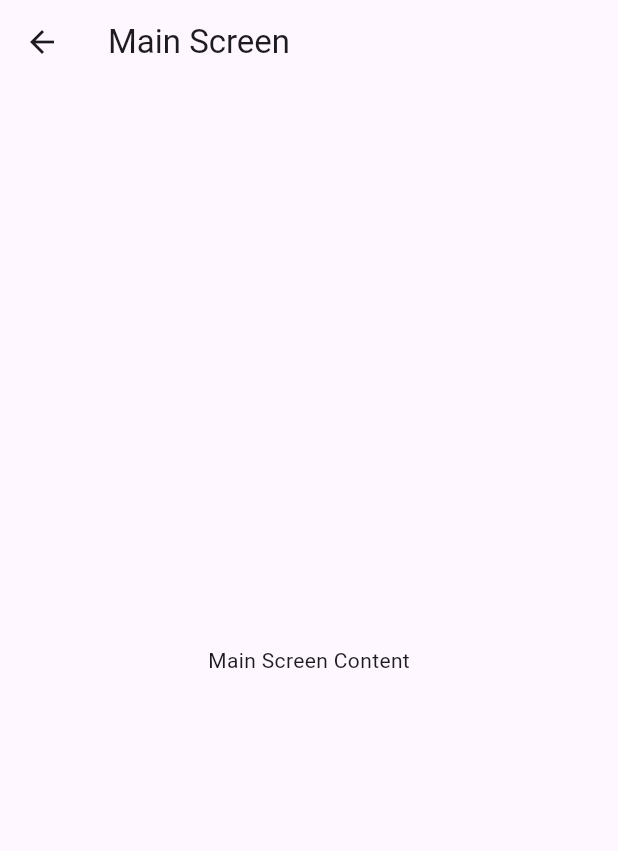
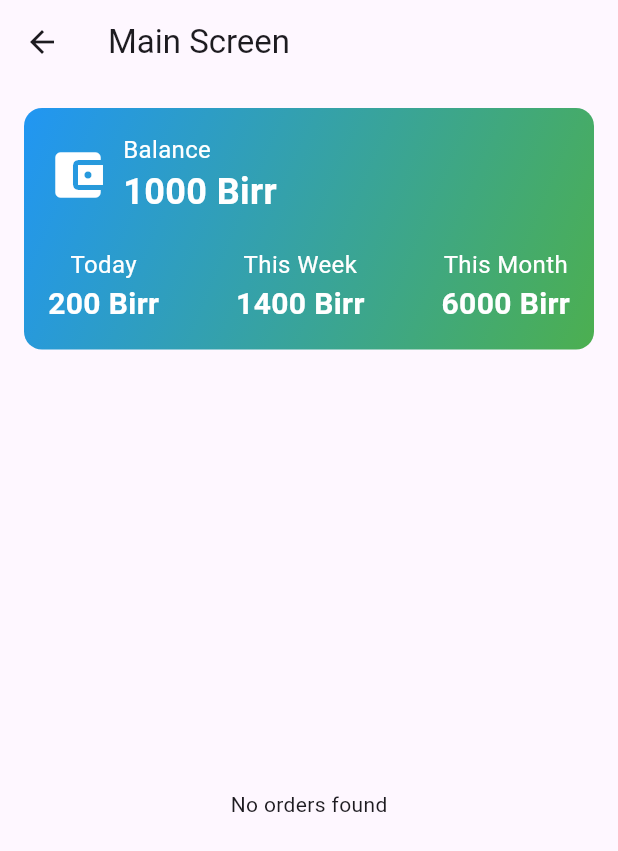
Before and after one commit to AnexDev1/green-riders, a Flutter app: the MainScreen screen opened directly, on a phone screen of 412 x 824 dp. Shown: the top 851 px of the screen. Run offline on Flutter 3.47's test engine with Material 3 defaults, Android fonts, the phone set to English and light mode, and no system bars; our stand-ins replace firebase_core, firebase_database, persistent_bottom_nav_bar; accounts and stored records are empty.

Commit message:
feat:  implemented fetching orders by status and built static ui

```diff
--- a/lib/main.dart
+++ b/lib/main.dart
@@ -1,6 +1,9 @@
 import 'package:firebase_core/firebase_core.dart';
 import 'package:flutter/cupertino.dart';
 import 'package:flutter/material.dart';
+import 'package:greendriver/src/screens/MainScreen.dart';
+import 'package:greendriver/src/screens/ProfileScreen.dart';
+import 'package:greendriver/src/screens/SettingsScreen.dart';
 import 'package:persistent_bottom_nav_bar/persistent_bottom_nav_bar.dart';
 
 import 'firebase_options.dart';
@@ -48,12 +51,12 @@ class MyApp extends StatelessWidget {
       ),
       confineToSafeArea: true,
       navBarHeight: kBottomNavigationBarHeight,
-      navBarStyle: NavBarStyle.style1,
+      navBarStyle: NavBarStyle.style3,
     );
   }
 
   List<Widget> _buildScreens() {
-    return [MainScreen(), SettingsScreen()];
+    return [const MainScreen(), const SettingsScreen(), const ProfileScreen()];
   }
 
   List<PersistentBottomNavBarItem> _navBarsItems() {
@@ -70,34 +73,12 @@ class MyApp extends StatelessWidget {
         activeColorPrimary: CupertinoColors.activeBlue,
         inactiveColorPrimary: CupertinoColors.systemGrey,
       ),
+      PersistentBottomNavBarItem(
+        icon: const Icon(CupertinoIcons.profile_circled),
+        title: ("Profile"),
+        activeColorPrimary: CupertinoColors.activeBlue,
+        inactiveColorPrimary: CupertinoColors.systemGrey,
+      ),
     ];
   }
 }
-
-class MainScreen extends StatelessWidget {
-  @override
-  Widget build(BuildContext context) {
-    return Scaffold(
-      appBar: AppBar(
-        title: const Text('Main Screen'),
-      ),
-      body: const Center(
-        child: Text('Main Screen Content'),
-      ),
-    );
-  }
-}
-
-class SettingsScreen extends StatelessWidget {
-  @override
-  Widget build(BuildContext context) {
-    return Scaffold(
-      appBar: AppBar(
-        title: const Text('Settings Screen'),
-      ),
-      body: const Center(
-        child: Text('Settings Screen Content'),
-      ),
-    );
-  }
-}
--- /dev/null
+++ b/lib/src/screens/MainScreen.dart
@@ -0,0 +1,79 @@
+import 'package:firebase_database/firebase_database.dart';
+import 'package:flutter/material.dart';
+
+import '../widgets/OverView.dart';
+
+class MainScreen extends StatefulWidget {
+  const MainScreen({super.key});
+
+  @override
+  _MainScreenState createState() => _MainScreenState();
+}
+
+class _MainScreenState extends State<MainScreen> {
+  final DatabaseReference _databaseReference =
+      FirebaseDatabase.instance.ref('payments');
+  List<Map<String, dynamic>> _orders = [];
+
+  @override
+  void initState() {
+    super.initState();
+    _listenToOrders();
+  }
+
+  void _listenToOrders() {
+    _databaseReference.onValue.listen((DatabaseEvent event) {
+      final snapshot = event.snapshot;
+      if (snapshot.exists) {
+        final orders = <Map<String, dynamic>>[];
+        for (var child in snapshot.children) {
+          final orderData = Map<String, dynamic>.from(
+              (child.value as Map<dynamic, dynamic>)
+                  .map((key, value) => MapEntry(key.toString(), value)));
+          if (orderData['orderStatus'] == 'delivered') {
+            orders.add(orderData);
+          }
+        }
+        setState(() {
+          _orders = orders;
+        });
+        print(_orders);
+      } else {
+        setState(() {
+          _orders = [];
+        });
+      }
+    });
+  }
+
+  @override
+  Widget build(BuildContext context) {
+    return Scaffold(
+      appBar: AppBar(
+        title: const Text('Main Screen'),
+      ),
+      body: Column(
+        children: [
+          const Overview(),
+          Expanded(
+            child: _orders.isEmpty
+                ? const Center(child: Text('No orders found'))
+                : ListView.builder(
+                    itemCount: _orders.length,
+                    itemBuilder: (context, index) {
+                      final order = _orders[index];
+                      final paymentData =
+                          order['paymentData'] as Map<dynamic, dynamic>;
+                      return ListTile(
+                        title: Text('Order ID: ${paymentData['reference']}'),
+                        subtitle: Text(
+                            'User: ${paymentData['first_name']} - Amount: ${paymentData['amount']} Birr'),
+                      );
+                    },
+                  ),
+          ),
+        ],
+      ),
+    );
+  }
+}
--- /dev/null
+++ b/lib/src/screens/ProfileScreen.dart
@@ -0,0 +1,17 @@
+import 'package:flutter/material.dart';
+
+class ProfileScreen extends StatelessWidget {
+  const ProfileScreen({super.key});
+
+  @override
+  Widget build(BuildContext context) {
+    return Scaffold(
+      appBar: AppBar(
+        title: const Text('Profile'),
+      ),
+      body: const Center(
+        child: Text('Profile'),
+      ),
+    );
+  }
+}
--- /dev/null
+++ b/lib/src/screens/SettingsScreen.dart
@@ -0,0 +1,17 @@
+import 'package:flutter/material.dart';
+
+class SettingsScreen extends StatelessWidget {
+  const SettingsScreen({super.key});
+
+  @override
+  Widget build(BuildContext context) {
+    return Scaffold(
+      appBar: AppBar(
+        title: const Text('Settings Screen'),
+      ),
+      body: const Center(
+        child: Text('Settings Screen Content'),
+      ),
+    );
+  }
+}
--- /dev/null
+++ b/lib/src/widgets/OverView.dart
@@ -0,0 +1,86 @@
+import 'package:flutter/material.dart';
+
+class Overview extends StatelessWidget {
+  const Overview({super.key});
+
+  @override
+  Widget build(BuildContext context) {
+    return Padding(
+      padding: const EdgeInsets.all(16.0),
+      child: Container(
+        decoration: BoxDecoration(
+          gradient: const LinearGradient(
+            colors: [Colors.blue, Colors.green],
+            begin: Alignment.topLeft,
+            end: Alignment.bottomRight,
+          ),
+          borderRadius: BorderRadius.circular(12),
+        ),
+        padding: const EdgeInsets.all(16.0),
+        child: const Column(
+          crossAxisAlignment: CrossAxisAlignment.start,
+          children: [
+            Row(
+              children: [
+                Icon(Icons.account_balance_wallet,
+                    size: 40, color: Colors.white),
+                SizedBox(width: 10),
+                Column(
+                  crossAxisAlignment: CrossAxisAlignment.start,
+                  children: [
+                    Text('Balance',
+                        style: TextStyle(color: Colors.white, fontSize: 16)),
+                    Text('1000 Birr',
+                        style: TextStyle(
+                            color: Colors.white,
+                            fontSize: 24,
+                            fontWeight: FontWeight.bold)),
+                  ],
+                ),
+              ],
+            ),
+            SizedBox(height: 20),
+            Row(
+              mainAxisAlignment: MainAxisAlignment.spaceBetween,
+              children: [
+                Column(
+                  children: [
+                    Text('Today',
+                        style: TextStyle(color: Colors.white, fontSize: 16)),
+                    Text('200 Birr',
+                        style: TextStyle(
+                            color: Colors.white,
+                            fontSize: 20,
+                            fontWeight: FontWeight.bold)),
+                  ],
+                ),
+                Column(
+                  children: [
+                    Text('This Week',
+                        style: TextStyle(color: Colors.white, fontSize: 16)),
+                    Text('1400 Birr',
+                        style: TextStyle(
+                            color: Colors.white,
+                            fontSize: 20,
+                            fontWeight: FontWeight.bold)),
+                  ],
+                ),
+                Column(
+                  children: [
+                    Text('This Month',
+                        style: TextStyle(color: Colors.white, fontSize: 16)),
+                    Text('6000 Birr',
+                        style: TextStyle(
+                            color: Colors.white,
+                            fontSize: 20,
+                            fontWeight: FontWeight.bold)),
+                  ],
+                ),
+              ],
+            ),
+          ],
+        ),
+      ),
+    );
+  }
+}
--- a/pubspec.yaml
+++ b/pubspec.yaml
@@ -37,6 +37,7 @@ dependencies:
   cupertino_icons: ^1.0.6
   firebase_core: ^3.3.0
   persistent_bottom_nav_bar: ^6.2.1
+  firebase_database: ^11.0.4
 
 dev_dependencies:
   flutter_test:
```
Also changed, not shown: pubspec.lock.
